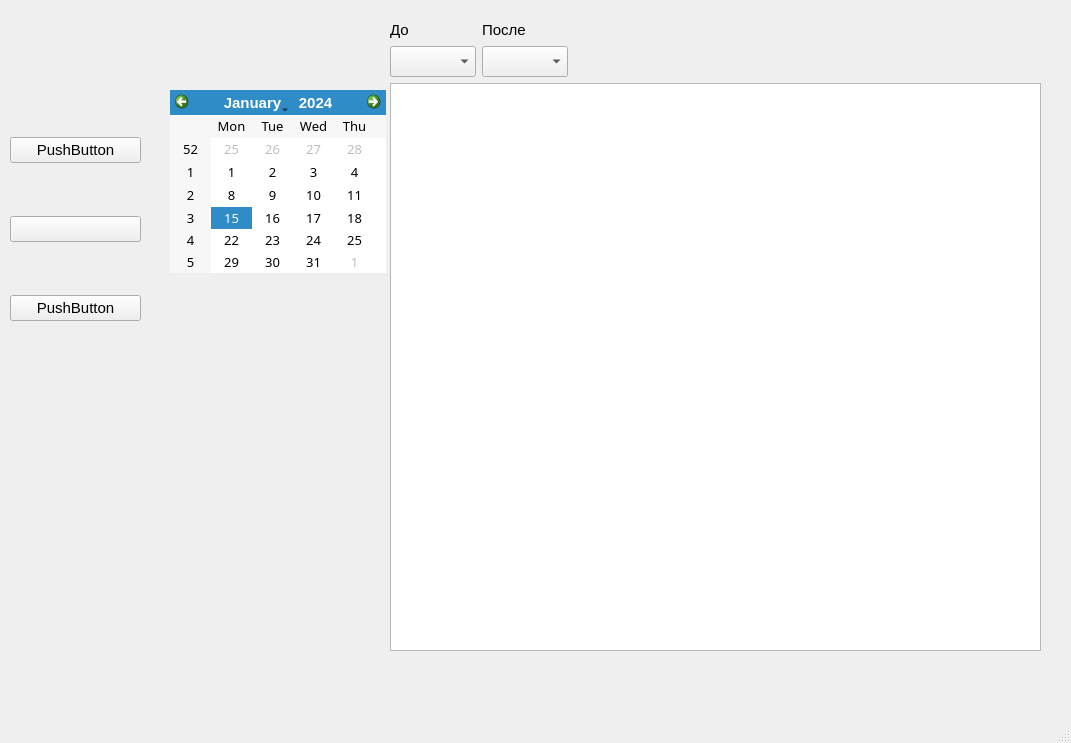
Qt form ui/main.ui (flexyw1be/DentalProject) before a commit.
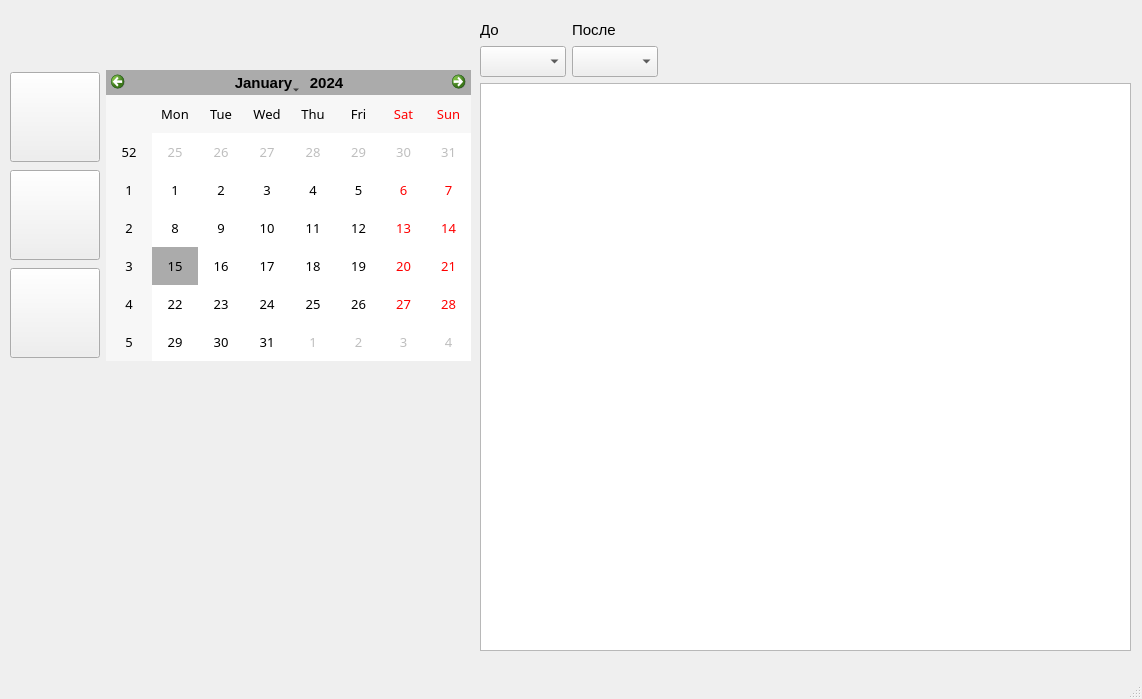
The same form after that commit.

What changed in the file:
```diff
--- a/ui/main.ui
+++ b/ui/main.ui
@@ -6,8 +6,8 @@
    <rect>
     <x>0</x>
     <y>0</y>
-    <width>1071</width>
-    <height>743</height>
+    <width>1142</width>
+    <height>699</height>
    </rect>
   </property>
   <property name="font">
@@ -20,29 +20,11 @@
    <string>MainWindow</string>
   </property>
   <widget class="QWidget" name="centralwidget">
-   <widget class="QCalendarWidget" name="calendarWidget">
-    <property name="geometry">
-     <rect>
-      <x>170</x>
-      <y>90</y>
-      <width>216</width>
-      <height>183</height>
-     </rect>
-    </property>
-    <property name="font">
-     <font>
-      <family>Yandex Sans Text</family>
-      <pointsize>10</pointsize>
-      <weight>50</weight>
-      <bold>false</bold>
-     </font>
-    </property>
-   </widget>
    <widget class="QLabel" name="name_label">
     <property name="geometry">
      <rect>
       <x>10</x>
-      <y>0</y>
+      <y>10</y>
       <width>321</width>
       <height>51</height>
      </rect>
@@ -60,7 +42,7 @@
    <widget class="QWidget" name="gridLayoutWidget_3">
     <property name="geometry">
      <rect>
-      <x>390</x>
+      <x>480</x>
       <y>20</y>
       <width>651</width>
       <height>631</height>
@@ -138,36 +120,232 @@
      </item>
     </layout>
    </widget>
-   <widget class="QWidget" name="verticalLayoutWidget">
+   <widget class="QWidget" name="gridLayoutWidget_2">
     <property name="geometry">
      <rect>
       <x>10</x>
-      <y>90</y>
-      <width>131</width>
-      <height>281</height>
+      <y>70</y>
+      <width>461</width>
+      <height>581</height>
      </rect>
     </property>
-    <layout class="QVBoxLayout" name="verticalLayout">
-     <item>
-      <widget class="QPushButton" name="shedule_push_button">
-       <property name="text">
-        <string>PushButton</string>
+    <layout class="QGridLayout" name="gridLayout_5">
+     <item row="0" column="1">
+      <widget class="QCalendarWidget" name="calendarWidget">
+       <property name="palette">
+        <palette>
+         <active>
+          <colorrole role="Highlight">
+           <brush brushstyle="SolidPattern">
+            <color alpha="255">
+             <red>171</red>
+             <green>171</green>
+             <blue>171</blue>
+            </color>
+           </brush>
+          </colorrole>
+          <colorrole role="HighlightedText">
+           <brush brushstyle="SolidPattern">
+            <color alpha="255">
+             <red>0</red>
+             <green>0</green>
+             <blue>0</blue>
+            </color>
+           </brush>
+          </colorrole>
+          <colorrole role="Link">
+           <brush brushstyle="SolidPattern">
+            <color alpha="255">
+             <red>190</red>
+             <green>190</green>
+             <blue>190</blue>
+            </color>
+           </brush>
+          </colorrole>
+          <colorrole role="LinkVisited">
+           <brush brushstyle="SolidPattern">
+            <color alpha="255">
+             <red>213</red>
+             <green>213</green>
+             <blue>213</blue>
+            </color>
+           </brush>
+          </colorrole>
+         </active>
+         <inactive>
+          <colorrole role="Highlight">
+           <brush brushstyle="SolidPattern">
+            <color alpha="255">
+             <red>171</red>
+             <green>171</green>
+             <blue>171</blue>
+            </color>
+           </brush>
+          </colorrole>
+          <colorrole role="HighlightedText">
+           <brush brushstyle="SolidPattern">
+            <color alpha="255">
+             <red>0</red>
+             <green>0</green>
+             <blue>0</blue>
+            </color>
+           </brush>
+          </colorrole>
+          <colorrole role="Link">
+           <brush brushstyle="SolidPattern">
+            <color alpha="255">
+             <red>190</red>
+             <green>190</green>
+             <blue>190</blue>
+            </color>
+           </brush>
+          </colorrole>
+          <colorrole role="LinkVisited">
+           <brush brushstyle="SolidPattern">
+            <color alpha="255">
+             <red>213</red>
+             <green>213</green>
+             <blue>213</blue>
+            </color>
+           </brush>
+          </colorrole>
+         </inactive>
+         <disabled>
+          <colorrole role="Highlight">
+           <brush brushstyle="SolidPattern">
+            <color alpha="255">
+             <red>0</red>
+             <green>120</green>
+             <blue>215</blue>
+            </color>
+           </brush>
+          </colorrole>
+          <colorrole role="HighlightedText">
+           <brush brushstyle="SolidPattern">
+            <color alpha="255">
+             <red>0</red>
+             <green>0</green>
+             <blue>0</blue>
+            </color>
+           </brush>
+          </colorrole>
+          <colorrole role="Link">
+           <brush brushstyle="SolidPattern">
+            <color alpha="255">
+             <red>190</red>
+             <green>190</green>
+             <blue>190</blue>
+            </color>
+           </brush>
+          </colorrole>
+          <colorrole role="LinkVisited">
+           <brush brushstyle="SolidPattern">
+            <color alpha="255">
+             <red>213</red>
+             <green>213</green>
+             <blue>213</blue>
+            </color>
+           </brush>
+          </colorrole>
+         </disabled>
+        </palette>
        </property>
+       <property name="font">
+        <font>
+         <family>Yandex Sans Text</family>
+         <pointsize>10</pointsize>
+         <weight>50</weight>
+         <bold>false</bold>
+        </font>
+       </property>
       </widget>
      </item>
-     <item>
-      <widget class="QPushButton" name="card_push_button">
-       <property name="text">
-        <string/>
+     <item row="0" column="0">
+      <layout class="QGridLayout" name="gridLayout_4">
+       <item row="0" column="0">
+        <widget class="QPushButton" name="card_push_button">
+         <property name="minimumSize">
+          <size>
+           <width>90</width>
+           <height>90</height>
+          </size>
+         </property>
+         <property name="maximumSize">
+          <size>
+           <width>90</width>
+           <height>90</height>
+          </size>
+         </property>
+         <property name="text">
+          <string/>
+         </property>
+        </widget>
+       </item>
+       <item row="2" column="0">
+        <widget class="QPushButton" name="pushButton_3">
+         <property name="minimumSize">
+          <size>
+           <width>90</width>
+           <height>90</height>
+          </size>
+         </property>
+         <property name="maximumSize">
+          <size>
+           <width>90</width>
+           <height>90</height>
+          </size>
+         </property>
+         <property name="text">
+          <string/>
+         </property>
+        </widget>
+       </item>
+       <item row="1" column="0">
+        <widget class="QPushButton" name="shedule_push_button">
+         <property name="minimumSize">
+          <size>
+           <width>90</width>
+           <height>90</height>
+          </size>
+         </property>
+         <property name="maximumSize">
+          <size>
+           <width>90</width>
+           <height>90</height>
+          </size>
+         </property>
+         <property name="text">
+          <string/>
+         </property>
+        </widget>
+       </item>
+      </layout>
+     </item>
+     <item row="1" column="1">
+      <spacer name="verticalSpacer_2">
+       <property name="orientation">
+        <enum>Qt::Vertical</enum>
        </property>
-      </widget>
+       <property name="sizeHint" stdset="0">
+        <size>
+         <width>20</width>
+         <height>40</height>
+        </size>
+       </property>
+      </spacer>
      </item>
-     <item>
-      <widget class="QPushButton" name="pushButton_3">
-       <property name="text">
-        <string>PushButton</string>
+     <item row="1" column="0">
+      <spacer name="verticalSpacer">
+       <property name="orientation">
+        <enum>Qt::Vertical</enum>
        </property>
-      </widget>
+       <property name="sizeHint" stdset="0">
+        <size>
+         <width>20</width>
+         <height>40</height>
+        </size>
+       </property>
+      </spacer>
      </item>
     </layout>
    </widget>
@@ -177,8 +355,8 @@
     <rect>
      <x>0</x>
      <y>0</y>
-     <width>1071</width>
-     <height>26</height>
+     <width>1142</width>
+     <height>21</height>
     </rect>
    </property>
   </widget>
```
